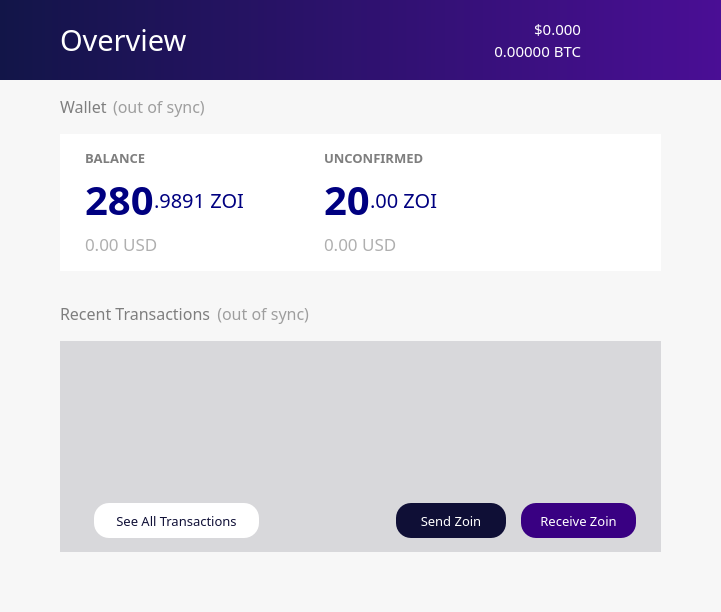
First picture: the form in src/qt/forms/winforms/overviewpage.ui, repository noirofficial/noir, before the edit.
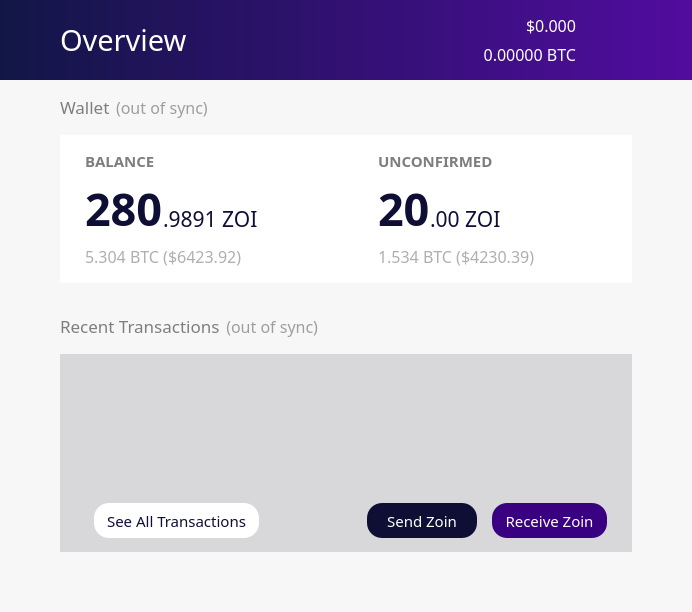
Second picture: the form after the edit. Icons and pictures are not drawn.

The edit to the form file:
```diff
--- a/src/qt/forms/winforms/overviewpage.ui
+++ b/src/qt/forms/winforms/overviewpage.ui
@@ -6,7 +6,7 @@
    <rect>
     <x>0</x>
     <y>0</y>
-    <width>721</width>
+    <width>692</width>
     <height>612</height>
    </rect>
   </property>
@@ -385,7 +385,7 @@
             <bool>false</bool>
            </property>
            <property name="styleSheet">
-            <string notr="true">background: QLinearGradient(x1: 0, y1: 0, x2: 1, y2: 0, stop: 0 #121548, stop: 1 #4a0e95);
+            <string notr="true">background: QLinearGradient(x1: 0, y1: 0, x2: 1, y2: 0, stop: 0 #121646, stop: 1 #510c9f);
 border:0;
 </string>
            </property>
@@ -397,7 +397,7 @@
            </property>
            <layout class="QHBoxLayout" name="horizontalLayout_3">
             <property name="spacing">
-             <number>0</number>
+             <number>6</number>
             </property>
             <property name="leftMargin">
              <number>60</number>
@@ -447,12 +447,15 @@
             </item>
             <item>
              <layout class="QVBoxLayout" name="verticalLayout_5">
+              <property name="spacing">
+               <number>6</number>
+              </property>
               <item>
                <widget class="QLabel" name="priceUSD">
                 <property name="font">
                  <font>
                   <family>ZoinMedium</family>
-                  <pointsize>11</pointsize>
+                  <pointsize>12</pointsize>
                   <weight>50</weight>
                   <bold>false</bold>
                   <stylestrategy>PreferDefault</stylestrategy>
@@ -476,7 +479,7 @@
                 <property name="font">
                  <font>
                   <family>ZoinLight</family>
-                  <pointsize>11</pointsize>
+                  <pointsize>12</pointsize>
                   <weight>50</weight>
                   <bold>false</bold>
                  </font>
@@ -499,13 +502,13 @@
              <widget class="QPushButton" name="pushButton">
               <property name="minimumSize">
                <size>
-                <width>80</width>
+                <width>0</width>
                 <height>80</height>
                </size>
               </property>
               <property name="maximumSize">
                <size>
-                <width>80</width>
+                <width>50</width>
                 <height>80</height>
                </size>
               </property>
@@ -678,7 +681,7 @@
               <property name="font">
                <font>
                 <family>ZoinMedium</family>
-                <pointsize>12</pointsize>
+                <pointsize>13</pointsize>
                 <weight>50</weight>
                 <bold>false</bold>
                </font>
@@ -883,8 +886,8 @@
                  </property>
                  <property name="font">
                   <font>
-                   <family>ZoinRegular</family>
-                   <pointsize>30</pointsize>
+                   <family>ZoinBold</family>
+                   <pointsize>34</pointsize>
                    <weight>75</weight>
                    <italic>false</italic>
                    <bold>true</bold>
@@ -897,7 +900,7 @@
                   <string>Your current balance</string>
                  </property>
                  <property name="styleSheet">
-                  <string notr="true">color: rgb(0, 0, 128);</string>
+                  <string notr="true">color: rgb(15, 15, 54);</string>
                  </property>
                  <property name="text">
                   <string notr="true">280</string>
@@ -918,20 +921,37 @@
                  <property name="font">
                   <font>
                    <family>ZoinRegular</family>
-                   <pointsize>15</pointsize>
+                   <pointsize>16</pointsize>
                   </font>
                  </property>
                  <property name="styleSheet">
-                  <string notr="true">color: rgb(0, 0, 128);</string>
+                  <string notr="true">color: rgb(15, 15, 54);
+padding-bottom:6;</string>
                  </property>
                  <property name="text">
                   <string>.9891 ZOI</string>
                  </property>
                  <property name="alignment">
-                  <set>Qt::AlignLeading|Qt::AlignLeft|Qt::AlignVCenter</set>
+                  <set>Qt::AlignBottom|Qt::AlignLeading|Qt::AlignLeft</set>
+                 </property>
+                 <property name="indent">
+                  <number>0</number>
                  </property>
                 </widget>
                </item>
+               <item>
+                <spacer name="horizontalSpacer_6">
+                 <property name="orientation">
+                  <enum>Qt::Horizontal</enum>
+                 </property>
+                 <property name="sizeHint" stdset="0">
+                  <size>
+                   <width>40</width>
+                   <height>20</height>
+                  </size>
+                 </property>
+                </spacer>
+               </item>
               </layout>
              </item>
              <item row="0" column="0">
@@ -948,7 +968,7 @@
                <property name="font">
                 <font>
                  <family>ZoinBold</family>
-                 <pointsize>10</pointsize>
+                 <pointsize>11</pointsize>
                  <weight>75</weight>
                  <bold>true</bold>
                 </font>
@@ -978,7 +998,7 @@
                <property name="font">
                 <font>
                  <family>ZoinBold</family>
-                 <pointsize>10</pointsize>
+                 <pointsize>11</pointsize>
                  <weight>75</weight>
                  <bold>true</bold>
                 </font>
@@ -1014,7 +1034,7 @@
                <property name="font">
                 <font>
                  <family>ZoinLight</family>
-                 <pointsize>13</pointsize>
+                 <pointsize>12</pointsize>
                  <weight>50</weight>
                  <bold>false</bold>
                 </font>
@@ -1024,7 +1044,7 @@
 </string>
                </property>
                <property name="text">
-                <string>0.00 USD</string>
+                <string>1.534 BTC ($4230.39)</string>
                </property>
                <property name="textInteractionFlags">
                 <set>Qt::NoTextInteraction</set>
@@ -1208,7 +1228,7 @@
                <property name="font">
                 <font>
                  <family>ZoinLight</family>
-                 <pointsize>13</pointsize>
+                 <pointsize>12</pointsize>
                  <weight>50</weight>
                  <bold>false</bold>
                 </font>
@@ -1218,7 +1238,7 @@
 </string>
                </property>
                <property name="text">
-                <string>0.00 USD</string>
+                <string>5.304 BTC ($6423.92)</string>
                </property>
                <property name="textInteractionFlags">
                 <set>Qt::NoTextInteraction</set>
@@ -1243,8 +1263,8 @@
                  </property>
                  <property name="font">
                   <font>
-                   <family>ZoinRegular</family>
-                   <pointsize>30</pointsize>
+                   <family>ZoinBold</family>
+                   <pointsize>34</pointsize>
                    <weight>75</weight>
                    <italic>false</italic>
                    <bold>true</bold>
@@ -1260,7 +1280,7 @@
                   <enum>Qt::LeftToRight</enum>
                  </property>
                  <property name="styleSheet">
-                  <string notr="true">color: rgb(0, 0, 128);</string>
+                  <string notr="true">color: rgb(15, 15, 54);</string>
                  </property>
                  <property name="text">
                   <string notr="true">20</string>
@@ -1278,17 +1298,37 @@
                  <property name="font">
                   <font>
                    <family>ZoinRegular</family>
-                   <pointsize>15</pointsize>
+                   <pointsize>16</pointsize>
                   </font>
                  </property>
                  <property name="styleSheet">
-                  <string notr="true">color: rgb(0, 0, 128);</string>
+                  <string notr="true">color: rgb(15, 15, 54);
+padding-bottom:6;</string>
                  </property>
                  <property name="text">
                   <string>.00 ZOI</string>
                  </property>
+                 <property name="alignment">
+                  <set>Qt::AlignBottom|Qt::AlignLeading|Qt::AlignLeft</set>
+                 </property>
+                 <property name="indent">
+                  <number>0</number>
+                 </property>
                 </widget>
                </item>
+               <item>
+                <spacer name="horizontalSpacer_5">
+                 <property name="orientation">
+                  <enum>Qt::Horizontal</enum>
+                 </property>
+                 <property name="sizeHint" stdset="0">
+                  <size>
+                   <width>40</width>
+                   <height>20</height>
+                  </size>
+                 </property>
+                </spacer>
+               </item>
               </layout>
              </item>
              <item row="3" column="2">
@@ -1323,7 +1363,7 @@
               <property name="font">
                <font>
                 <family>ZoinMedium</family>
-                <pointsize>12</pointsize>
+                <pointsize>13</pointsize>
                 <weight>50</weight>
                 <bold>false</bold>
                </font>
@@ -1702,7 +1742,7 @@
                <property name="font">
                 <font>
                  <family>ZoinLight</family>
-                 <pointsize>12</pointsize>
+                 <pointsize>11</pointsize>
                 </font>
                </property>
                <property name="styleSheet">
@@ -1805,7 +1845,7 @@
                      <property name="font">
                       <font>
                        <family>ZoinRegular</family>
-                       <pointsize>10</pointsize>
+                       <pointsize>11</pointsize>
                        <weight>50</weight>
                        <bold>false</bold>
                       </font>
@@ -1875,7 +1915,7 @@
                     <property name="font">
                      <font>
                       <family>ZoinRegular</family>
-                      <pointsize>10</pointsize>
+                      <pointsize>11</pointsize>
                       <weight>50</weight>
                       <bold>false</bold>
                      </font>
@@ -1913,7 +1953,7 @@
                     <property name="font">
                      <font>
                       <family>ZoinRegular</family>
-                      <pointsize>10</pointsize>
+                      <pointsize>11</pointsize>
                       <weight>50</weight>
                       <bold>false</bold>
                      </font>
```
Left out of the diff: 8 changed lines with no effect on the pictures.
